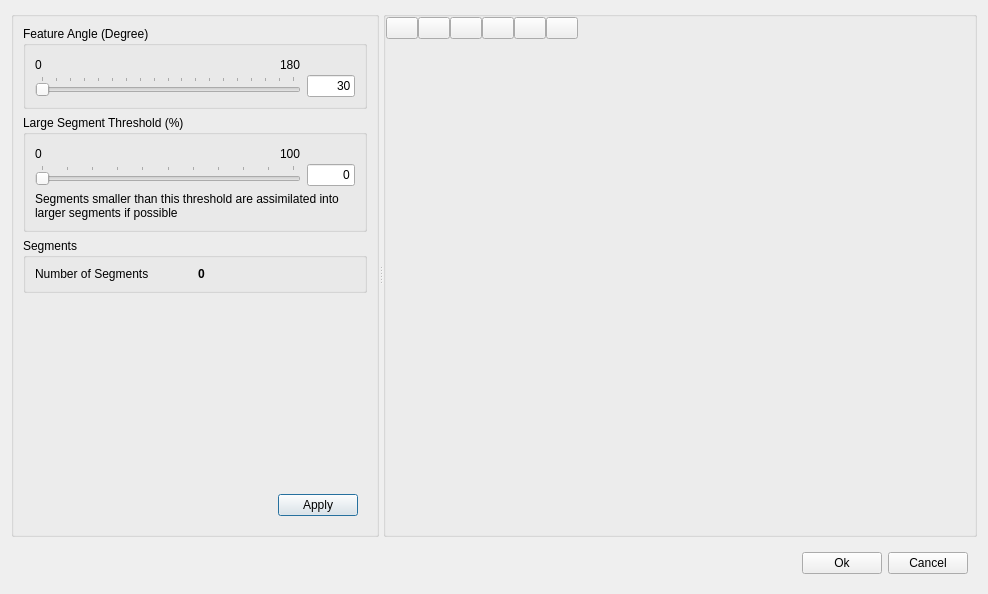
First picture: the form in baramMesh/view/geometry/split_dialog.ui, repository nextfoam/baram, before the edit.
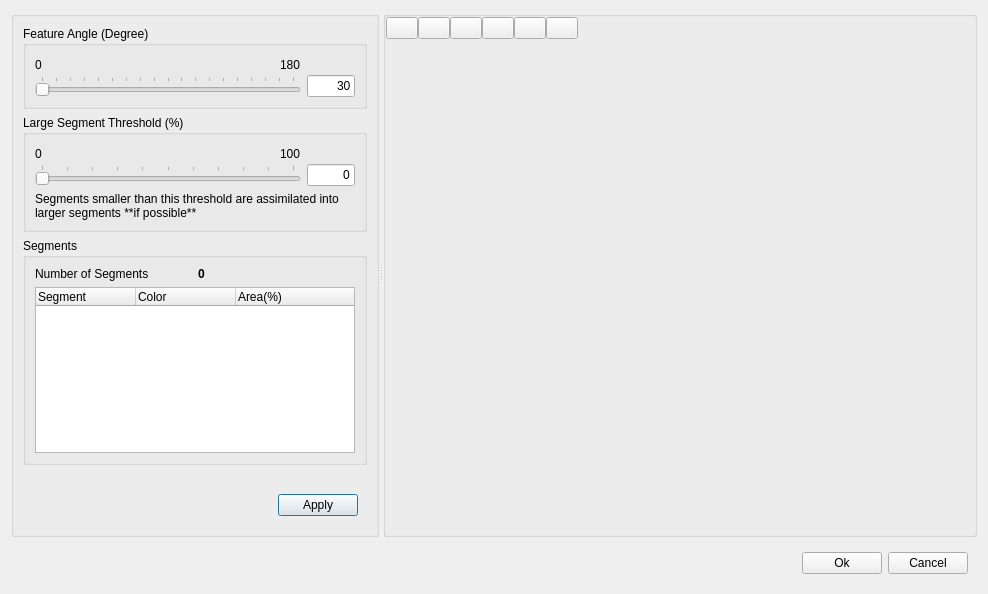
Second picture: the form after the edit. Icons and pictures are not drawn. Custom widgets are drawn as their Qt base class.

Commit message: Issue baram#489 Region area table has been added

What changed in the file:
```diff
--- a/baramMesh/view/geometry/split_dialog.ui
+++ b/baramMesh/view/geometry/split_dialog.ui
@@ -232,7 +232,10 @@
           <item>
            <widget class="QLabel" name="label_5">
             <property name="text">
-             <string>Segments smaller than this threshold are assimilated into larger segments if possible</string>
+             <string>Segments smaller than this threshold are assimilated into larger segments **if possible**</string>
+            </property>
+            <property name="textFormat">
+             <enum>Qt::MarkdownText</enum>
             </property>
             <property name="wordWrap">
              <bool>true</bool>
@@ -247,7 +250,22 @@
          <property name="title">
           <string>Segments</string>
          </property>
-         <layout class="QHBoxLayout" name="horizontalLayout_7">
+         <layout class="QVBoxLayout" name="verticalLayout_5">
+          <item>
+           <widget class="QWidget" name="widget" native="true">
+            <layout class="QHBoxLayout" name="horizontalLayout_3">
+             <property name="leftMargin">
+              <number>0</number>
+             </property>
+             <property name="topMargin">
+              <number>0</number>
+             </property>
+             <property name="rightMargin">
+              <number>0</number>
+             </property>
+             <property name="bottomMargin">
+              <number>0</number>
+             </property>
           <item>
            <widget class="QLabel" name="label_6">
             <property name="text">
@@ -265,6 +283,31 @@
             <property name="text">
              <string notr="true">0</string>
             </property>
+              </widget>
+             </item>
+            </layout>
+           </widget>
+          </item>
+          <item>
+           <widget class="QTreeWidget" name="segments">
+            <property name="frameShadow">
+             <enum>QFrame::Plain</enum>
+            </property>
+            <column>
+             <property name="text">
+              <string notr="true">Segment</string>
+             </property>
+            </column>
+            <column>
+             <property name="text">
+              <string>Color</string>
+             </property>
+            </column>
+            <column>
+             <property name="text">
+              <string>Area(%)</string>
+             </property>
+            </column>
            </widget>
           </item>
          </layout>
```
Lines whose indentation alone changed are shown as unchanged. The commit also changes 4 other files.
